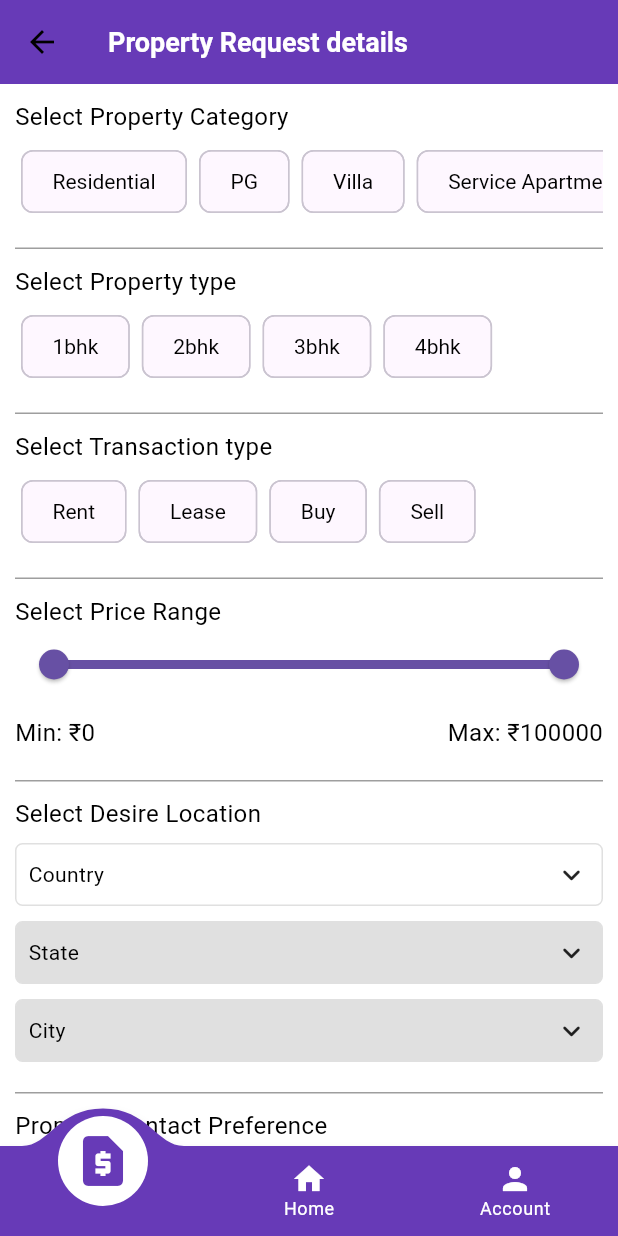
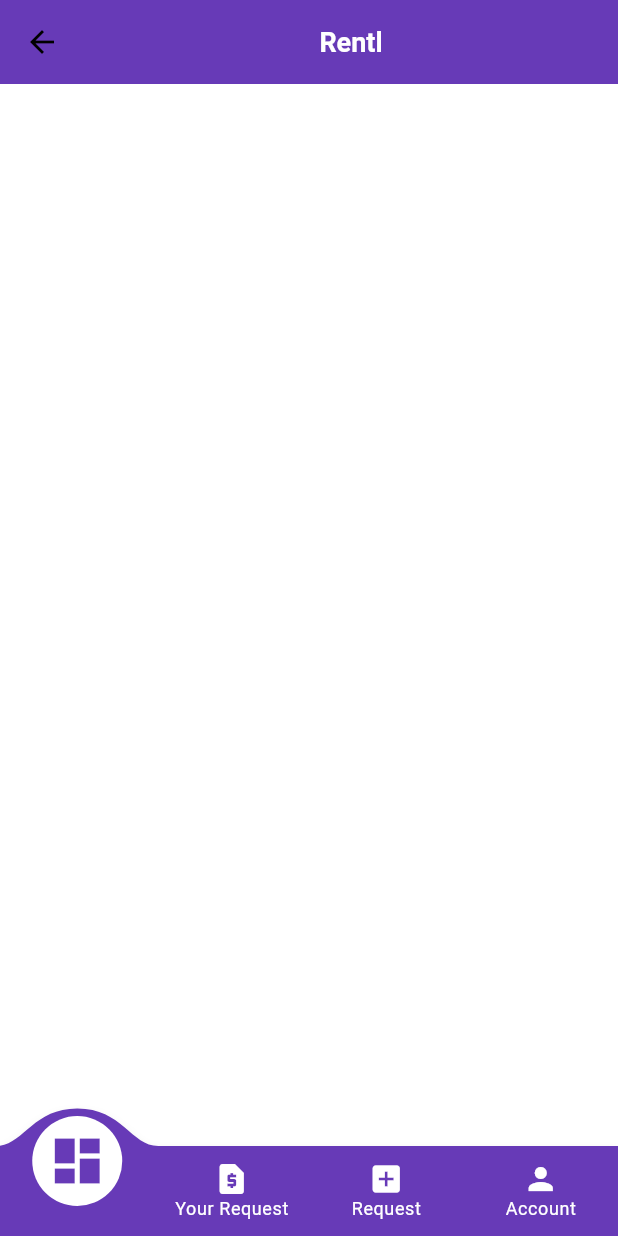
Before and after one commit to yakshpanchal/new_task_bloc_routpage, a Flutter app: the MainScreen screen opened by its route, on a phone screen of 412 x 824 dp. Run offline on Flutter 3.47's test engine with Material 3 defaults, Android fonts, the phone set to English and light mode, and no system bars; drawn by our look-alikes of convex_bottom_bar, csc_picker; our stand-ins replace auto_route, cloud_firestore, firebase_auth, firebase_core; accounts and stored records are empty; Roboto replaces fonts that are missing (poppins).

Commit message:
add dashboard

```diff
--- a/new_task_bloc_routpage/lib/config/router/router.dart
+++ b/new_task_bloc_routpage/lib/config/router/router.dart
@@ -10,6 +10,7 @@ class AppRouter extends $AppRouter {
         AutoRoute(page: Login.page),
         AutoRoute(page: SignUp.page),
         AutoRoute(page: MainRoute.page, children: [
+          AutoRoute(page: DashBoard.page),
           AutoRoute(page: PropertyRequest.page),
           AutoRoute(page: ShowUserRequest.page),
           AutoRoute(page: Profile.page)
--- /dev/null
+++ b/new_task_bloc_routpage/lib/src/DashBoard/presentation/DashBoard.dart
@@ -0,0 +1,27 @@
+import 'package:auto_route/auto_route.dart';
+import 'package:flutter/material.dart';
+
+@RoutePage()
+class DashBoard extends StatefulWidget {
+  const DashBoard({super.key});
+
+  @override
+  State<DashBoard> createState() => _DashBoardState();
+}
+
+class _DashBoardState extends State<DashBoard> {
+  @override
+  Widget build(BuildContext context) {
+    return Scaffold(
+      appBar: AppBar(
+        title: const Center(
+          child: Text(
+            'Rentl',
+            style: TextStyle(color: Colors.white),
+          ),
+        ),
+        backgroundColor: Colors.deepPurple,
+      ),
+    );
+  }
+}
--- a/new_task_bloc_routpage/lib/src/HomeScreen/presentation/main_screen.dart
+++ b/new_task_bloc_routpage/lib/src/HomeScreen/presentation/main_screen.dart
@@ -1,4 +1,3 @@
-import 'package:auto_route/annotations.dart';
 import 'package:auto_route/auto_route.dart';
 import 'package:convex_bottom_bar/convex_bottom_bar.dart';
 import 'package:flutter/material.dart';
@@ -19,8 +18,9 @@ class _MainScreenState extends State<MainScreen> {
   Widget build(BuildContext context) {
     return AutoTabsRouter(
       routes: const [
+        DashBoard(),
+        ShowUserRequest(),
         PropertyRequest(),
-        ShowUserRequest(),
         Profile(),
       ],
       builder: (context, child) {
@@ -29,8 +29,9 @@ class _MainScreenState extends State<MainScreen> {
           body: child,
           bottomNavigationBar: ConvexAppBar(
             items: const [
-              TabItem(icon: Icons.request_page, title: 'property'),
-              TabItem(icon: Icons.home, title: 'Home'),
+              TabItem(icon: Icons.dashboard, title: 'Dashboard'),
+              TabItem(icon: Icons.request_page, title: 'Your Request'),
+              TabItem(icon: Icons.add_box, title: 'Request'),
               TabItem(icon: Icons.person, title: 'Account'),
             ],
             height: 60,
--- a/new_task_bloc_routpage/lib/src/ShowUserRequests/presentation/pages/ShowUserPropertyRequests.dart
+++ b/new_task_bloc_routpage/lib/src/ShowUserRequests/presentation/pages/ShowUserPropertyRequests.dart
@@ -1,7 +1,9 @@
+import 'package:auto_route/auto_route.dart';
 import 'package:flutter/material.dart';
 import 'package:cloud_firestore/cloud_firestore.dart';
 import 'package:firebase_auth/firebase_auth.dart';
 
+@RoutePage()
 class ShowUserRequest extends StatefulWidget {
   const ShowUserRequest({Key? key}) : super(key: key);
 
```
Also changed, not shown: new_task_bloc_routpage/lib/config/router/router.gr.dart.
